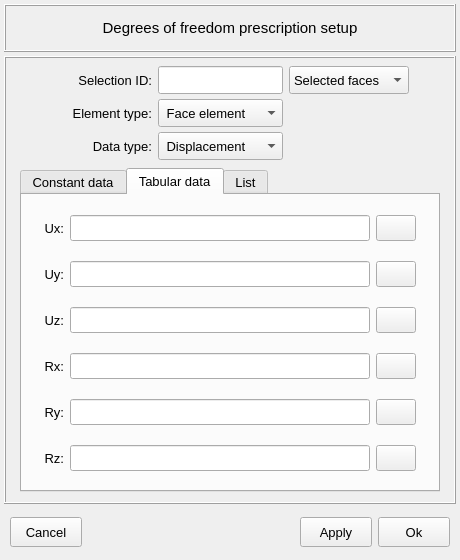
Old version of the form vibra/interface/data/ui_files/model/structural/excitations/dof_prescription_inputs.ui in the repository MOPT-UFSC/VIBRA.
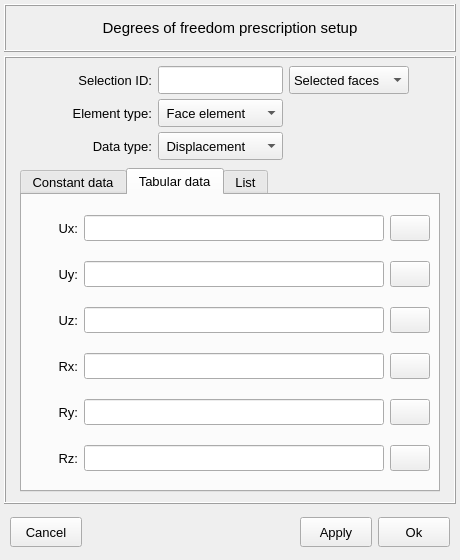
New version of the form. The open tabs and pages were chosen to show the change. Icons and pictures are not drawn.

Commit message: Update the prescribed dof ui file

Patch:
```diff
--- a/vibra/interface/data/ui_files/model/structural/excitations/dof_prescription_inputs.ui
+++ b/vibra/interface/data/ui_files/model/structural/excitations/dof_prescription_inputs.ui
@@ -1480,13 +1480,13 @@
                </property>
                <layout class="QGridLayout" name="gridLayout_3">
                 <property name="leftMargin">
-                 <number>4</number>
+                 <number>2</number>
                 </property>
                 <property name="topMargin">
                  <number>4</number>
                 </property>
                 <property name="rightMargin">
-                 <number>4</number>
+                 <number>6</number>
                 </property>
                 <property name="bottomMargin">
                  <number>2</number>
@@ -1494,279 +1494,14 @@
                 <property name="spacing">
                  <number>6</number>
                 </property>
-                <item row="0" column="3">
-                 <widget class="QPushButton" name="pushButton_load_ux_table">
-                  <property name="enabled">
-                   <bool>true</bool>
-                  </property>
-                  <property name="sizePolicy">
-                   <sizepolicy hsizetype="Expanding" vsizetype="Fixed">
-                    <horstretch>0</horstretch>
-                    <verstretch>0</verstretch>
-                   </sizepolicy>
-                  </property>
-                  <property name="minimumSize">
-                   <size>
-                    <width>40</width>
-                    <height>26</height>
-                   </size>
-                  </property>
-                  <property name="maximumSize">
-                   <size>
-                    <width>40</width>
-                    <height>26</height>
-                   </size>
-                  </property>
-                  <property name="font">
-                   <font>
-                    <pointsize>10</pointsize>
-                    <bold>false</bold>
-                   </font>
-                  </property>
-                  <property name="styleSheet">
-                   <string notr="true"/>
-                  </property>
-                  <property name="text">
-                   <string/>
-                  </property>
-                  <property name="icon">
-                   <iconset resource="../../../../icons/resources.qrc">
-                    <normaloff>:/icons/document_search_blue.png</normaloff>:/icons/document_search_blue.png</iconset>
-                  </property>
-                  <property name="iconSize">
-                   <size>
-                    <width>20</width>
-                    <height>20</height>
-                   </size>
-                  </property>
-                  <property name="autoDefault">
-                   <bool>false</bool>
-                  </property>
-                 </widget>
-                </item>
                 <item row="2" column="1">
-                 <widget class="QLabel" name="label_Uz_table">
+                 <widget class="QLineEdit" name="lineEdit_path_table_uz">
                   <property name="enabled">
                    <bool>true</bool>
                   </property>
                   <property name="minimumSize">
                    <size>
-                    <width>0</width>
-                    <height>26</height>
-                   </size>
-                  </property>
-                  <property name="maximumSize">
-                   <size>
-                    <width>38</width>
-                    <height>26</height>
-                   </size>
-                  </property>
-                  <property name="font">
-                   <font>
-                    <pointsize>10</pointsize>
-                    <bold>false</bold>
-                   </font>
-                  </property>
-                  <property name="text">
-                   <string>Uz:</string>
-                  </property>
-                  <property name="alignment">
-                   <set>Qt::AlignmentFlag::AlignRight|Qt::AlignmentFlag::AlignTrailing|Qt::AlignmentFlag::AlignVCenter</set>
-                  </property>
-                 </widget>
-                </item>
-                <item row="0" column="2">
-                 <widget class="QLineEdit" name="lineEdit_path_table_ux">
-                  <property name="enabled">
-                   <bool>true</bool>
-                  </property>
-                  <property name="minimumSize">
-                   <size>
-                    <width>300</width>
-                    <height>26</height>
-                   </size>
-                  </property>
-                  <property name="maximumSize">
-                   <size>
-                    <width>300</width>
-                    <height>26</height>
-                   </size>
-                  </property>
-                  <property name="styleSheet">
-                   <string notr="true"/>
-                  </property>
-                  <property name="alignment">
-                   <set>Qt::AlignmentFlag::AlignCenter</set>
-                  </property>
-                  <property name="clearButtonEnabled">
-                   <bool>true</bool>
-                  </property>
-                 </widget>
-                </item>
-                <item row="4" column="3">
-                 <widget class="QPushButton" name="pushButton_load_ry_table">
-                  <property name="enabled">
-                   <bool>true</bool>
-                  </property>
-                  <property name="sizePolicy">
-                   <sizepolicy hsizetype="Expanding" vsizetype="Fixed">
-                    <horstretch>0</horstretch>
-                    <verstretch>0</verstretch>
-                   </sizepolicy>
-                  </property>
-                  <property name="minimumSize">
-                   <size>
-                    <width>40</width>
-                    <height>26</height>
-                   </size>
-                  </property>
-                  <property name="maximumSize">
-                   <size>
-                    <width>40</width>
-                    <height>26</height>
-                   </size>
-                  </property>
-                  <property name="font">
-                   <font>
-                    <pointsize>10</pointsize>
-                    <bold>false</bold>
-                   </font>
-                  </property>
-                  <property name="styleSheet">
-                   <string notr="true"/>
-                  </property>
-                  <property name="text">
-                   <string/>
-                  </property>
-                  <property name="icon">
-                   <iconset resource="../../../../icons/resources.qrc">
-                    <normaloff>:/icons/document_search_blue.png</normaloff>:/icons/document_search_blue.png</iconset>
-                  </property>
-                  <property name="iconSize">
-                   <size>
-                    <width>20</width>
-                    <height>20</height>
-                   </size>
-                  </property>
-                  <property name="autoDefault">
-                   <bool>false</bool>
-                  </property>
-                 </widget>
-                </item>
-                <item row="4" column="2">
-                 <widget class="QLineEdit" name="lineEdit_path_table_ry">
-                  <property name="enabled">
-                   <bool>true</bool>
-                  </property>
-                  <property name="minimumSize">
-                   <size>
-                    <width>300</width>
-                    <height>26</height>
-                   </size>
-                  </property>
-                  <property name="maximumSize">
-                   <size>
-                    <width>300</width>
-                    <height>26</height>
-                   </size>
-                  </property>
-                  <property name="alignment">
-                   <set>Qt::AlignmentFlag::AlignCenter</set>
-                  </property>
-                  <property name="clearButtonEnabled">
-                   <bool>true</bool>
-                  </property>
-                 </widget>
-                </item>
-                <item row="2" column="3">
-                 <widget class="QPushButton" name="pushButton_load_uz_table">
-                  <property name="enabled">
-                   <bool>true</bool>
-                  </property>
-                  <property name="sizePolicy">
-                   <sizepolicy hsizetype="Expanding" vsizetype="Fixed">
-                    <horstretch>0</horstretch>
-                    <verstretch>0</verstretch>
-                   </sizepolicy>
-                  </property>
-                  <property name="minimumSize">
-                   <size>
-                    <width>40</width>
-                    <height>26</height>
-                   </size>
-                  </property>
-                  <property name="maximumSize">
-                   <size>
-                    <width>40</width>
-                    <height>26</height>
-                   </size>
-                  </property>
-                  <property name="font">
-                   <font>
-                    <pointsize>10</pointsize>
-                    <bold>false</bold>
-                   </font>
-                  </property>
-                  <property name="styleSheet">
-                   <string notr="true"/>
-                  </property>
-                  <property name="text">
-                   <string/>
-                  </property>
-                  <property name="icon">
-                   <iconset resource="../../../../icons/resources.qrc">
-                    <normaloff>:/icons/document_search_blue.png</normaloff>:/icons/document_search_blue.png</iconset>
-                  </property>
-                  <property name="iconSize">
-                   <size>
-                    <width>20</width>
-                    <height>20</height>
-                   </size>
-                  </property>
-                  <property name="autoDefault">
-                   <bool>false</bool>
-                  </property>
-                 </widget>
-                </item>
-                <item row="5" column="1">
-                 <widget class="QLabel" name="label_Rz_table">
-                  <property name="enabled">
-                   <bool>true</bool>
-                  </property>
-                  <property name="minimumSize">
-                   <size>
-                    <width>0</width>
-                    <height>26</height>
-                   </size>
-                  </property>
-                  <property name="maximumSize">
-                   <size>
-                    <width>38</width>
-                    <height>26</height>
-                   </size>
-                  </property>
-                  <property name="font">
-                   <font>
-                    <pointsize>10</pointsize>
-                    <bold>false</bold>
-                   </font>
-                  </property>
-                  <property name="text">
-                   <string>Rz:</string>
-                  </property>
-                  <property name="alignment">
-                   <set>Qt::AlignmentFlag::AlignRight|Qt::AlignmentFlag::AlignTrailing|Qt::AlignmentFlag::AlignVCenter</set>
-                  </property>
-                 </widget>
-                </item>
-                <item row="5" column="2">
-                 <widget class="QLineEdit" name="lineEdit_path_table_rz">
-                  <property name="enabled">
-                   <bool>true</bool>
-                  </property>
-                  <property name="minimumSize">
-                   <size>
-                    <width>300</width>
+                    <width>280</width>
                     <height>26</height>
                    </size>
                   </property>
@@ -1785,47 +1520,69 @@
                  </widget>
                 </item>
                 <item row="1" column="2">
-                 <widget class="QLineEdit" name="lineEdit_path_table_uy">
+                 <widget class="QPushButton" name="pushButton_load_uy_table">
                   <property name="enabled">
                    <bool>true</bool>
                   </property>
+                  <property name="sizePolicy">
+                   <sizepolicy hsizetype="Expanding" vsizetype="Fixed">
+                    <horstretch>0</horstretch>
+                    <verstretch>0</verstretch>
+                   </sizepolicy>
+                  </property>
                   <property name="minimumSize">
                    <size>
-                    <width>300</width>
+                    <width>40</width>
                     <height>26</height>
                    </size>
                   </property>
                   <property name="maximumSize">
                    <size>
-                    <width>300</width>
+                    <width>40</width>
                     <height>26</height>
                    </size>
                   </property>
+                  <property name="font">
+                   <font>
+                    <pointsize>10</pointsize>
+                    <bold>false</bold>
+                   </font>
+                  </property>
                   <property name="styleSheet">
                    <string notr="true"/>
                   </property>
-                  <property name="alignment">
-                   <set>Qt::AlignmentFlag::AlignCenter</set>
+                  <property name="text">
+                   <string/>
                   </property>
-                  <property name="clearButtonEnabled">
-                   <bool>true</bool>
+                  <property name="icon">
+                   <iconset resource="../../../../icons/resources.qrc">
+                    <normaloff>:/icons/document_search_blue.png</normaloff>:/icons/document_search_blue.png</iconset>
+                  </property>
+                  <property name="iconSize">
+                   <size>
+                    <width>20</width>
+                    <height>20</height>
+                   </size>
+                  </property>
+                  <property name="autoDefault">
+                   <bool>false</bool>
                   </property>
                  </widget>
                 </item>
-                <item row="4" column="1">
+                <item row="4" column="0">
                  <widget class="QLabel" name="label_Ry_table">
                   <property name="enabled">
                    <bool>true</bool>
                   </property>
                   <property name="minimumSize">
                    <size>
-                    <width>0</width>
+                    <width>40</width>
                     <height>26</height>
                    </size>
                   </property>
                   <property name="maximumSize">
                    <size>
-                    <width>38</width>
+                    <width>80</width>
                     <height>26</height>
                    </size>
                   </property>
@@ -1843,20 +1600,145 @@
                   </property>
                  </widget>
                 </item>
-                <item row="0" column="1">
+                <item row="0" column="2">
+                 <widget class="QPushButton" name="pushButton_load_ux_table">
+                  <property name="enabled">
+                   <bool>true</bool>
+                  </property>
+                  <property name="sizePolicy">
+                   <sizepolicy hsizetype="Expanding" vsizetype="Fixed">
+                    <horstretch>0</horstretch>
+                    <verstretch>0</verstretch>
+                   </sizepolicy>
+                  </property>
+                  <property name="minimumSize">
+                   <size>
+                    <width>40</width>
+                    <height>26</height>
+                   </size>
+                  </property>
+                  <property name="maximumSize">
+                   <size>
+                    <width>40</width>
+                    <height>26</height>
+                   </size>
+                  </property>
+                  <property name="font">
+                   <font>
+                    <pointsize>10</pointsize>
+                    <bold>false</bold>
+                   </font>
+                  </property>
+                  <property name="styleSheet">
+                   <string notr="true"/>
+                  </property>
+                  <property name="text">
+                   <string/>
+                  </property>
+                  <property name="icon">
+                   <iconset resource="../../../../icons/resources.qrc">
+                    <normaloff>:/icons/document_search_blue.png</normaloff>:/icons/document_search_blue.png</iconset>
+                  </property>
+                  <property name="iconSize">
+                   <size>
+                    <width>20</width>
+                    <height>20</height>
+                   </size>
+                  </property>
+                  <property name="autoDefault">
+                   <bool>false</bool>
+                  </property>
+                 </widget>
+                </item>
+                <item row="4" column="1">
+                 <widget class="QLineEdit" name="lineEdit_path_table_ry">
+                  <property name="enabled">
+                   <bool>true</bool>
+                  </property>
+                  <property name="minimumSize">
+                   <size>
+                    <width>280</width>
+                    <height>26</height>
+                   </size>
+                  </property>
+                  <property name="maximumSize">
+                   <size>
+                    <width>300</width>
+                    <height>26</height>
+                   </size>
+                  </property>
+                  <property name="alignment">
+                   <set>Qt::AlignmentFlag::AlignCenter</set>
+                  </property>
+                  <property name="clearButtonEnabled">
+                   <bool>true</bool>
+                  </property>
+                 </widget>
+                </item>
+                <item row="4" column="2">
+                 <widget class="QPushButton" name="pushButton_load_ry_table">
+                  <property name="enabled">
+                   <bool>true</bool>
+                  </property>
+                  <property name="sizePolicy">
+                   <sizepolicy hsizetype="Expanding" vsizetype="Fixed">
+                    <horstretch>0</horstretch>
+                    <verstretch>0</verstretch>
+                   </sizepolicy>
+                  </property>
+                  <property name="minimumSize">
+                   <size>
+                    <width>40</width>
+                    <height>26</height>
+                   </size>
+                  </property>
+                  <property name="maximumSize">
+                   <size>
+                    <width>40</width>
+                    <height>26</height>
+                   </size>
+                  </property>
+                  <property name="font">
+                   <font>
+                    <pointsize>10</pointsize>
+                    <bold>false</bold>
+                   </font>
+                  </property>
+                  <property name="styleSheet">
+                   <string notr="true"/>
+                  </property>
+                  <property name="text">
+                   <string/>
+                  </property>
+                  <property name="icon">
+                   <iconset resource="../../../../icons/resources.qrc">
+                    <normaloff>:/icons/document_search_blue.png</normaloff>:/icons/document_search_blue.png</iconset>
+                  </property>
+                  <property name="iconSize">
+                   <size>
+                    <width>20</width>
+                    <height>20</height>
+                   </size>
+                  </property>
+                  <property name="autoDefault">
+                   <bool>false</bool>
+                  </property>
+                 </widget>
+                </item>
+                <item row="0" column="0">
                  <widget class="QLabel" name="label_Ux_table">
                   <property name="enabled">
                    <bool>true</bool>
                   </property>
                   <property name="minimumSize">
                    <size>
-                    <width>0</width>
+                    <width>40</width>
                     <height>26</height>
                    </size>
                   </property>
                   <property name="maximumSize">
                    <size>
-                    <width>38</width>
+                    <width>80</width>
                     <height>26</height>
                    </size>
                   </property>
@@ -1874,14 +1756,92 @@
                   </property>
                  </widget>
                 </item>
-                <item row="3" column="2">
+                <item row="0" column="1">
+                 <widget class="QLineEdit" name="lineEdit_path_table_ux">
+                  <property name="enabled">
+                   <bool>true</bool>
+                  </property>
+                  <property name="minimumSize">
+                   <size>
+                    <width>280</width>
+                    <height>26</height>
+                   </size>
+                  </property>
+                  <property name="maximumSize">
+                   <size>
+                    <width>300</width>
+                    <height>26</height>
+                   </size>
+                  </property>
+                  <property name="styleSheet">
+                   <string notr="true"/>
+                  </property>
+                  <property name="alignment">
+                   <set>Qt::AlignmentFlag::AlignCenter</set>
+                  </property>
+                  <property name="clearButtonEnabled">
+                   <bool>true</bool>
+                  </property>
+                 </widget>
+                </item>
+                <item row="5" column="2">
+                 <widget class="QPushButton" name="pushButton_load_rz_table">
+                  <property name="enabled">
+                   <bool>true</bool>
+                  </property>
+                  <property name="sizePolicy">
+                   <sizepolicy hsizetype="Expanding" vsizetype="Fixed">
+                    <horstretch>0</horstretch>
+                    <verstretch>0</verstretch>
+                   </sizepolicy>
+                  </property>
+                  <property name="minimumSize">
+                   <size>
+                    <width>40</width>
+                    <height>26</height>
+                   </size>
+                  </property>
+                  <property name="maximumSize">
+                   <size>
+                    <width>40</width>
+                    <height>26</height>
+                   </size>
+                  </property>
+                  <property name="font">
+                   <font>
+                    <pointsize>10</pointsize>
+                    <bold>false</bold>
+                   </font>
+                  </property>
+                  <property name="styleSheet">
+                   <string notr="true"/>
+                  </property>
+                  <property name="text">
+                   <string/>
+                  </property>
+                  <property name="icon">
+                   <iconset resource="../../../../icons/resources.qrc">
+                    <normaloff>:/icons/document_search_blue.png</normaloff>:/icons/document_search_blue.png</iconset>
+                  </property>
+                  <property name="iconSize">
+                   <size>
+                    <width>20</width>
+                    <height>20</height>
+                   </size>
+                  </property>
+                  <property name="autoDefault">
+                   <bool>false</bool>
+                  </property>
+                 </widget>
+                </item>
+                <item row="3" column="1">
                  <widget class="QLineEdit" name="lineEdit_path_table_rx">
                   <property name="enabled">
                    <bool>true</bool>
                   </property>
                   <property name="minimumSize">
                    <size>
-                    <width>300</width>
+                    <width>280</width>
                     <height>26</height>
                    </size>
                   </property>
@@ -1899,7 +1859,119 @@
                   </property>
                  </widget>
                 </item>
-                <item row="3" column="3">
+                <item row="2" column="0">
+                 <widget class="QLabel" name="label_Uz_table">
+                  <property name="enabled">
+                   <bool>true</bool>
+                  </property>
+                  <property name="minimumSize">
+                   <size>
+                    <width>40</width>
+                    <height>26</height>
+                   </size>
+                  </property>
+                  <property name="maximumSize">
+                   <size>
+                    <width>80</width>
+                    <height>26</height>
+                   </size>
+                  </property>
+                  <property name="font">
+                   <font>
+                    <pointsize>10</pointsize>
+                    <bold>false</bold>
+                   </font>
+                  </property>
+                  <property name="text">
+                   <string>Uz:</string>
+                  </property>
+                  <property name="alignment">
+                   <set>Qt::AlignmentFlag::AlignRight|Qt::AlignmentFlag::AlignTrailing|Qt::AlignmentFlag::AlignVCenter</set>
+                  </property>
+                 </widget>
+                </item>
+                <item row="1" column="0">
+                 <widget class="QLabel" name="label_Uy_table">
+                  <property name="enabled">
+                   <bool>true</bool>
+                  </property>
+                  <property name="minimumSize">
+                   <size>
+                    <width>40</width>
+                    <height>26</height>
+                   </size>
+                  </property>
+                  <property name="maximumSize">
+                   <size>
+                    <width>80</width>
+                    <height>26</height>
+                   </size>
+                  </property>
+                  <property name="font">
+                   <font>
+                    <pointsize>10</pointsize>
+                    <bold>false</bold>
+                   </font>
+                  </property>
+                  <property name="text">
+                   <string>Uy:</string>
+                  </property>
+                  <property name="alignment">
+                   <set>Qt::AlignmentFlag::AlignRight|Qt::AlignmentFlag::AlignTrailing|Qt::AlignmentFlag::AlignVCenter</set>
+                  </property>
+                 </widget>
+                </item>
+                <item row="2" column="2">
+                 <widget class="QPushButton" name="pushButton_load_uz_table">
+                  <property name="enabled">
+                   <bool>true</bool>
+                  </property>
+                  <property name="sizePolicy">
+                   <sizepolicy hsizetype="Expanding" vsizetype="Fixed">
+                    <horstretch>0</horstretch>
+                    <verstretch>0</verstretch>
+                   </sizepolicy>
+                  </property>
+                  <property name="minimumSize">
+                   <size>
+                    <width>40</width>
+                    <height>26</height>
+                   </size>
+                  </property>
+                  <property name="maximumSize">
+                   <size>
+                    <width>40</width>
+                    <height>26</height>
+                   </size>
+                  </property>
+                  <property name="font">
+                   <font>
+                    <pointsize>10</pointsize>
+                    <bold>false</bold>
+                   </font>
+                  </property>
+                  <property name="styleSheet">
+                   <string notr="true"/>
+                  </property>
+                  <property name="text">
+                   <string/>
+                  </property>
+                  <property name="icon">
+                   <iconset resource="../../../../icons/resources.qrc">
+                    <normaloff>:/icons/document_search_blue.png</normaloff>:/icons/document_search_blue.png</iconset>
+                  </property>
+                  <property name="iconSize">
+                   <size>
+                    <width>20</width>
+                    <height>20</height>
+                   </size>
+                  </property>
+                  <property name="autoDefault">
+                   <bool>false</bool>
+                  </property>
+                 </widget>
+                </item>
+                <item row="3" column="2">
                  <widget class="QPushButton" name="pushButton_load_rx_table">
                   <property name="enabled">
                    <bool>true</bool>
@@ -1949,17 +2021,11 @@
                   </property>
                  </widget>
                 </item>
-                <item row="1" column="3">
-                 <widget class="QPushButton" name="pushButton_load_uy_table">
+                <item row="5" column="0">
+                 <widget class="QLabel" name="label_Rz_table">
                   <property name="enabled">
                    <bool>true</bool>
                   </property>
-                  <property name="sizePolicy">
-                   <sizepolicy hsizetype="Expanding" vsizetype="Fixed">
-                    <horstretch>0</horstretch>
-                    <verstretch>0</verstretch>
-                   </sizepolicy>
-                  </property>
                   <property name="minimumSize">
                    <size>
                     <width>40</width>
@@ -1968,7 +2034,7 @@
                   </property>
                   <property name="maximumSize">
                    <size>
-                    <width>40</width>
+                    <width>80</width>
                     <height>26</height>
                    </size>
                   </property>
@@ -1978,41 +2044,81 @@
                     <bold>false</bold>
                    </font>
                   </property>
+                  <property name="text">
+                   <string>Rz:</string>
+                  </property>
+                  <property name="alignment">
+                   <set>Qt::AlignmentFlag::AlignRight|Qt::AlignmentFlag::AlignTrailing|Qt::AlignmentFlag::AlignVCenter</set>
+                  </property>
+                 </widget>
+                </item>
+                <item row="1" column="1">
+                 <widget class="QLineEdit" name="lineEdit_path_table_uy">
+                  <property name="enabled">
+                   <bool>true</bool>
+                  </property>
+                  <property name="minimumSize">
+                   <size>
+                    <width>280</width>
+                    <height>26</height>
+                   </size>
+                  </property>
+                  <property name="maximumSize">
+                   <size>
+                    <width>300</width>
+                    <height>26</height>
+                   </size>
+                  </property>
                   <property name="styleSheet">
                    <string notr="true"/>
                   </property>
-                  <property name="text">
-                   <string/>
+                  <property name="alignment">
+                   <set>Qt::AlignmentFlag::AlignCenter</set>
                   </property>
-                  <property name="icon">
-                   <iconset resource="../../../../icons/resources.qrc">
-                    <normaloff>:/icons/document_search_blue.png</normaloff>:/icons/document_search_blue.png</iconset>
+                  <property name="clearButtonEnabled">
+                   <bool>true</bool>
                   </property>
-                  <property name="iconSize">
+                 </widget>
+                </item>
+                <item row="5" column="1">
+                 <widget class="QLineEdit" name="lineEdit_path_table_rz">
+                  <property name="enabled">
+                   <bool>true</bool>
+                  </property>
+                  <property name="minimumSize">
                    <size>
-                    <width>20</width>
-                    <height>20</height>
+                    <width>280</width>
+                    <height>26</height>
                    </size>
                   </property>
-                  <property name="autoDefault">
-                   <bool>false</bool>
+                  <property name="maximumSize">
+                   <size>
+                    <width>300</width>
+                    <height>26</height>
+                   </size>
                   </property>
+                  <property name="alignment">
+                   <set>Qt::AlignmentFlag::AlignCenter</set>
+                  </property>
+                  <property name="clearButtonEnabled">
+                   <bool>true</bool>
+                  </property>
                  </widget>
                 </item>
-                <item row="3" column="1">
+                <item row="3" column="0">
                  <widget class="QLabel" name="label_Rx_table">
                   <property name="enabled">
                    <bool>true</bool>
                   </property>
                   <property name="minimumSize">
                    <size>
-                    <width>0</width>
+                    <width>40</width>
                     <height>26</height>
                    </size>
                   </property>
                   <property name="maximumSize">
                    <size>
-                    <width>38</width>
+                    <width>80</width>
                     <height>26</height>
                    </size>
                   </property>
@@ -2030,138 +2136,6 @@
                   </property>
                  </widget>
                 </item>
-                <item row="1" column="1">
-                 <widget class="QLabel" name="label_Uy_table">
-                  <property name="enabled">
-                   <bool>true</bool>
-                  </property>
-                  <property name="minimumSize">
-                   <size>
-                    <width>0</width>
-                    <height>26</height>
-                   </size>
-                  </property>
-                  <property name="maximumSize">
-                   <size>
-                    <width>38</width>
-                    <height>26</height>
-                   </size>
-                  </property>
-                  <property name="font">
-                   <font>
-                    <pointsize>10</pointsize>
-                    <bold>false</bold>
-                   </font>
-                  </property>
-                  <property name="text">
-                   <string>Uy:</string>
-                  </property>
-                  <property name="alignment">
-                   <set>Qt::AlignmentFlag::AlignRight|Qt::AlignmentFlag::AlignTrailing|Qt::AlignmentFlag::AlignVCenter</set>
-                  </property>
-                 </widget>
-                </item>
-                <item row="5" column="3">
-                 <widget class="QPushButton" name="pushButton_load_rz_table">
-                  <property name="enabled">
-                   <bool>true</bool>
-                  </property>
-                  <property name="sizePolicy">
-                   <sizepolicy hsizetype="Expanding" vsizetype="Fixed">
-                    <horstretch>0</horstretch>
-                    <verstretch>0</verstretch>
-                   </sizepolicy>
-                  </property>
-                  <property name="minimumSize">
-                   <size>
-                    <width>40</width>
-                    <height>26</height>
-                   </size>
-                  </property>
-                  <property name="maximumSize">
-                   <size>
-                    <width>40</width>
-                    <height>26</height>
-                   </size>
-                  </property>
-                  <property name="font">
-                   <font>
-                    <pointsize>10</pointsize>
-                    <bold>false</bold>
-                   </font>
-                  </property>
-                  <property name="styleSheet">
-                   <string notr="true"/>
-                  </property>
-                  <property name="text">
-                   <string/>
-                  </property>
-                  <property name="icon">
-                   <iconset resource="../../../../icons/resources.qrc">
-                    <normaloff>:/icons/document_search_blue.png</normaloff>:/icons/document_search_blue.png</iconset>
-                  </property>
-                  <property name="iconSize">
-                   <size>
-                    <width>20</width>
-                    <height>20</height>
-                   </size>
-                  </property>
-                  <property name="autoDefault">
-                   <bool>false</bool>
-                  </property>
-                 </widget>
-                </item>
-                <item row="2" column="2">
-                 <widget class="QLineEdit" name="lineEdit_path_table_uz">
-                  <property name="enabled">
-                   <bool>true</bool>
-                  </property>
-                  <property name="minimumSize">
-                   <size>
-                    <width>300</width>
-                    <height>26</height>
-                   </size>
-                  </property>
-                  <property name="maximumSize">
-                   <size>
-                    <width>300</width>
-                    <height>26</height>
-                   </size>
-                  </property>
-                  <property name="alignment">
-                   <set>Qt::AlignmentFlag::AlignCenter</set>
-                  </property>
-                  <property name="clearButtonEnabled">
-                   <bool>true</bool>
-                  </property>
-                 </widget>
-                </item>
-                <item row="0" column="0">
-                 <spacer name="horizontalSpacer_4">
-                  <property name="orientation">
-                   <enum>Qt::Orientation::Horizontal</enum>
-                  </property>
-                  <property name="sizeHint" stdset="0">
-                   <size>
-                    <width>40</width>
-                    <height>20</height>
-                   </size>
-                  </property>
-                 </spacer>
-                </item>
-                <item row="0" column="4">
-                 <spacer name="horizontalSpacer_5">
-                  <property name="orientation">
-                   <enum>Qt::Orientation::Horizontal</enum>
-                  </property>
-                  <property name="sizeHint" stdset="0">
-                   <size>
-                    <width>40</width>
-                    <height>20</height>
-                   </size>
-                  </property>
-                 </spacer>
-                </item>
                </layout>
               </widget>
              </item>
```
Left out of the diff: 3 changed lines with no effect on the pictures. The commit also changes 1 other file.
